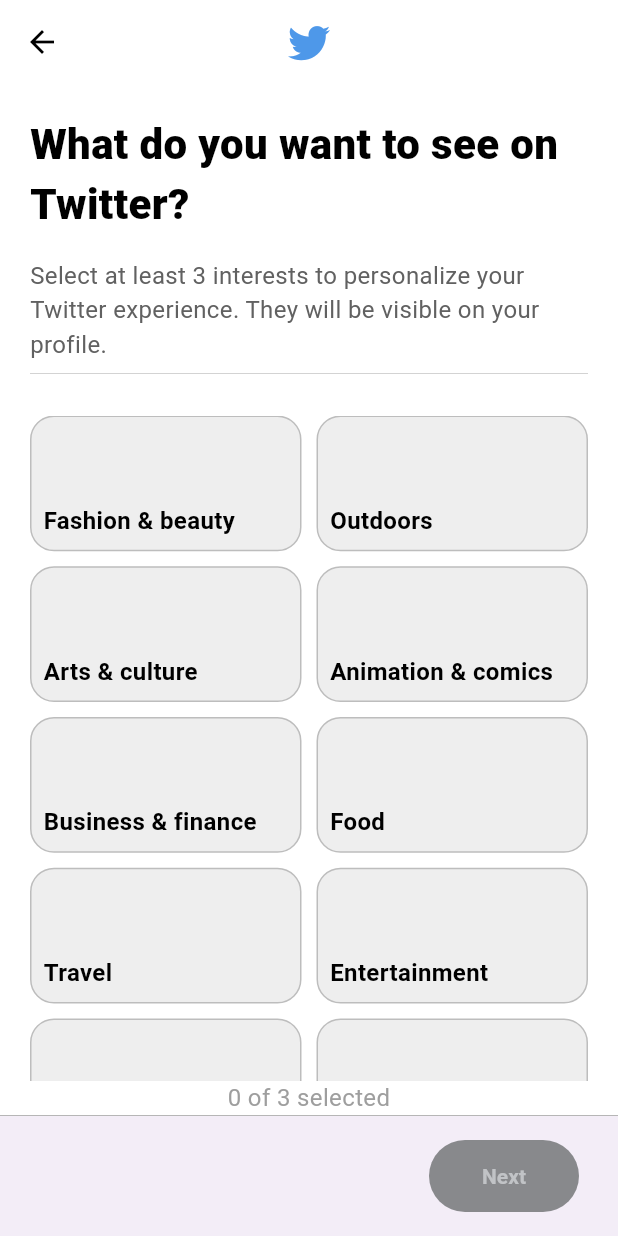
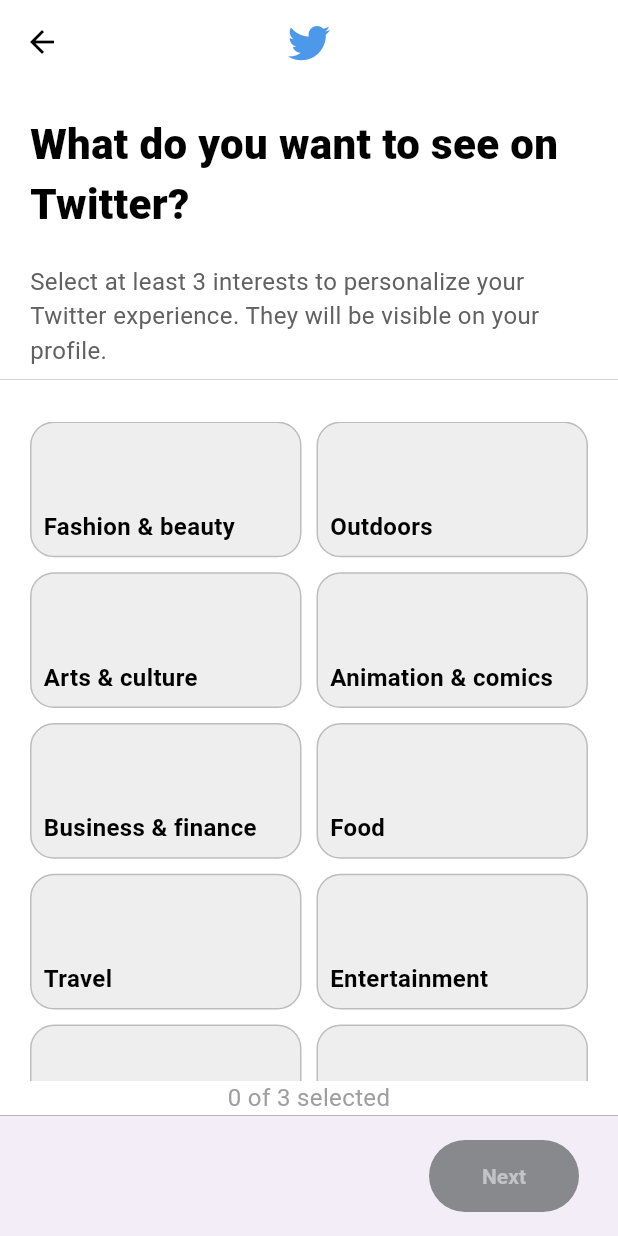
Before and after one commit to lips85/tiktok_clone, a Flutter app: the InterestsScreenTweet screen opened directly, on a phone screen of 412 x 824 dp. Run offline on Flutter 3.47's test engine with Material 3 defaults, Android fonts, the phone set to English and light mode, and no system bars; our stand-ins replace flutter_svg, font_awesome_flutter, gap; Roboto replaces fonts that are missing (Helvetica Neue).

Commit message:
라스트

```diff
--- a/lib/02_tweeter/features/authentication/interests_screen_tweet.dart
+++ b/lib/02_tweeter/features/authentication/interests_screen_tweet.dart
@@ -1,5 +1,6 @@
 import 'package:flutter/material.dart';
 import 'package:font_awesome_flutter/font_awesome_flutter.dart';
+import 'package:gap/gap.dart';
 import 'package:tiktok_clone/02_tweeter/features/authentication/interests_second_screen.dart';
 
 import 'package:tiktok_clone/02_tweeter/features/authentication/widgets/form_button.dart';
@@ -60,30 +61,36 @@ class InterestsScreenTweetState extends State<InterestsScreenTweet> {
         elevation: 0,
       ),
       body: SafeArea(
-        child: Padding(
-          padding: const EdgeInsets.symmetric(horizontal: 20),
         child: Column(
           crossAxisAlignment: CrossAxisAlignment.stretch,
           children: [
-              const SizedBox(height: 20),
+            Padding(
+              padding: const EdgeInsets.symmetric(horizontal: 20),
+              child: Column(
+                children: [
+                  const Gap(20),
                   Text(
                     "What do you want to see on Twitter?",
                     style: StyleGuide.titleStyle(),
                     textAlign: TextAlign.start,
                   ),
-              const SizedBox(height: 16),
+                  const Gap(20),
                   Text(
                     "Select at least 3 interests to personalize your Twitter experience. They will be visible on your profile.",
                     style: StyleGuide.explainStyle(),
                     textAlign: TextAlign.start,
                   ),
+                ],
+              ),
+            ),
             const Divider(
               thickness: 0.3,
               color: Colors.grey,
             ),
-              const SizedBox(height: 20),
+            const Gap(20),
             Expanded(
               child: GridView.count(
+                padding: const EdgeInsets.symmetric(horizontal: 20),
                 crossAxisCount: 2,
                 crossAxisSpacing: Sizes.size10,
                 mainAxisSpacing: Sizes.size10,
@@ -110,8 +117,7 @@ class InterestsScreenTweetState extends State<InterestsScreenTweet> {
                             child: Text(
                               interest,
                               style: TextStyle(
-                                  color:
-                                      isSelected ? Colors.white : Colors.black,
+                                color: isSelected ? Colors.white : Colors.black,
                                 fontSize: 16,
                                 fontWeight: FontWeight.bold,
                               ),
@@ -133,7 +139,9 @@ class InterestsScreenTweetState extends State<InterestsScreenTweet> {
                 }).toList(),
               ),
             ),
-              Text(
+            Padding(
+              padding: const EdgeInsets.symmetric(horizontal: 20),
+              child: Text(
                 "${selectedInterests.length} of 3 selected",
                 style: const TextStyle(
                   fontSize: 16,
@@ -141,8 +149,8 @@ class InterestsScreenTweetState extends State<InterestsScreenTweet> {
                 ),
                 textAlign: TextAlign.center,
               ),
+            ),
           ],
-          ),
         ),
       ),
       bottomNavigationBar: Container(
```
Lines whose indentation alone changed are shown as unchanged.
